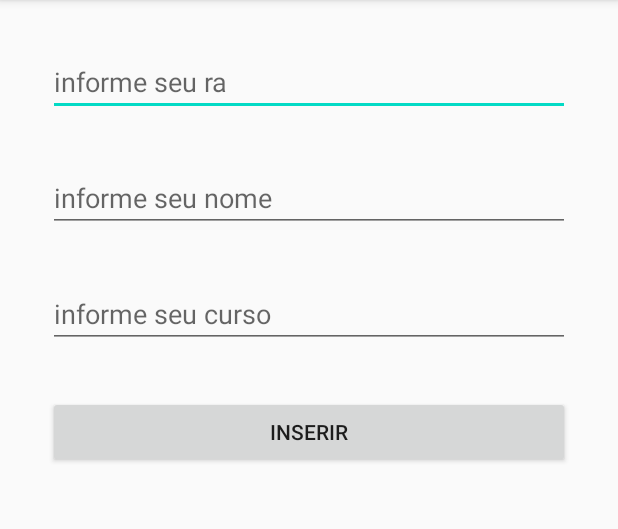
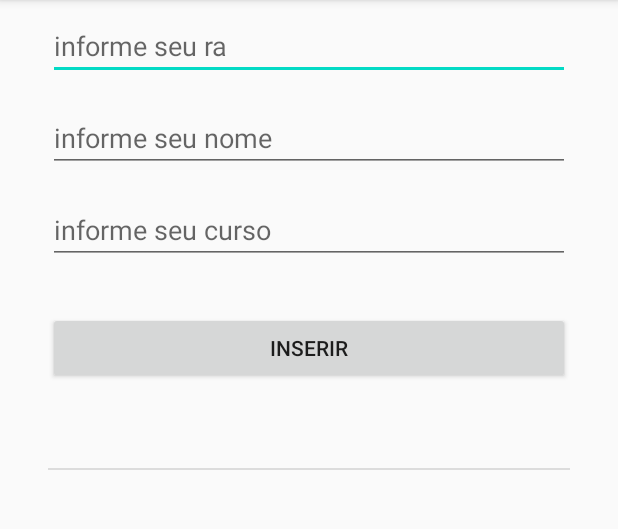
Before and after one commit to EdsonMSouza/mobile_vila_maria_noite, an Android app: the screen it shows after launch (MainActivity), after a tap on "INSERIR", on a phone screen of 412 x 824 dp, the part 84-613 px from its top. Run offline under Robolectric (Android 15) with nearby library versions, the phone set to English and light mode, and no system bars.

Commit message:
Continuação da aula do dia 22/04 finalizado em 29/04

```diff
--- a/aula_2204/app/src/main/java/com/ems/aula_2204/Aluno.java
+++ b/aula_2204/app/src/main/java/com/ems/aula_2204/Aluno.java
@@ -5,7 +5,49 @@ import java.io.Serializable;
 public class Aluno implements Serializable {
     private String ra;
     private String nome;
-    private  String curso;
+    private String curso;
 
+    public Aluno() {
+    }
 
+    // criar o método construtor
+    public Aluno(String ra, String nome, String curso) {
+        this.ra = ra;
+        this.nome = nome;
+        this.curso = curso;
+    }
+
+    // gets e sets
+    public String getRa() {
+        return ra;
+    }
+
+    public void setRa(String ra) {
+        this.ra = ra;
+    }
+
+    public String getNome() {
+        return nome;
+    }
+
+    public void setNome(String nome) {
+        this.nome = nome;
+    }
+
+    public String getCurso() {
+        return curso;
+    }
+
+    public void setCurso(String curso) {
+        this.curso = curso;
+    }
+
+    @Override
+    public String toString() {
+        return nome;
+    }
+
+    public String getDados() {
+        return ra + ", " + nome + ", " + curso;
+    }
 }
--- a/aula_2204/app/src/main/java/com/ems/aula_2204/MainActivity.java
+++ b/aula_2204/app/src/main/java/com/ems/aula_2204/MainActivity.java
@@ -4,14 +4,25 @@ import androidx.appcompat.app.AppCompatActivity;
 
 import android.os.Bundle;
 import android.view.View;
+import android.widget.AdapterView;
+import android.widget.ArrayAdapter;
 import android.widget.Button;
 import android.widget.EditText;
 import android.widget.ListView;
+import android.widget.Toast;
+
+import java.util.ArrayList;
 
 public class MainActivity extends AppCompatActivity {
     EditText ra, nome, curso;
     Button btInserir;
     ListView lvAlunos;
+
+    // variável para receber uma lista de alunos (objeto aluno)
+    ArrayList<Aluno> alunos = new ArrayList<>();
+
+    // criar uma variável para o adaptador (Adapter)
+    ArrayAdapter<Aluno> adapter;
 
     @Override
     protected void onCreate(Bundle savedInstanceState) {
@@ -24,13 +35,51 @@ public class MainActivity extends AppCompatActivity {
         btInserir = findViewById(R.id.btInserir);
         lvAlunos = findViewById(R.id.listViewAlunos);
 
+        // configurar o adapter (adaptador)
+        adapter = new ArrayAdapter<>(
+                MainActivity.this,
+                android.R.layout.simple_list_item_1,
+                alunos);
+
+        // ligar o adaptador com a lvAlunos (ListView)
+        lvAlunos.setAdapter(adapter);
+
         // configurar o botão inserir
         btInserir.setOnClickListener(new View.OnClickListener() {
             @Override
             public void onClick(View v) {
+                // vamos alimentar a lista de objetos, além do objeto aluno
+                /* este método é utilizado com os gets e sets da classe aluno
+                Aluno aluno = new Aluno();
+                aluno.setRa(ra.getText().toString());
+                aluno.setNome(nome.getText().toString());
+                aluno.setCurso(curso.getText().toString());
+                alunos.add(aluno);
+                */
 
+                alunos.add(
+                        new Aluno(
+                                ra.getText().toString(),
+                                nome.getText().toString(),
+                                curso.getText().toString()
+                        )
+                );
+
+                // avisar o adapter que os dados foram modificados
+                // ou seja, a variável "alunos" foi alterada
+                adapter.notifyDataSetChanged();
             }
         });
 
+        lvAlunos.setOnItemClickListener(new AdapterView.OnItemClickListener() {
+            @Override
+            public void onItemClick(AdapterView<?> parent, View view, int position, long id) {
+                Aluno aluno = (Aluno) lvAlunos.getItemAtPosition(position);
+                Toast.makeText(
+                        MainActivity.this,
+                        aluno.getDados(),
+                        Toast.LENGTH_SHORT).show();
+            }
+        });
     }
 }
--- a/aula_2204/app/src/main/res/layout/activity_main.xml
+++ b/aula_2204/app/src/main/res/layout/activity_main.xml
@@ -11,7 +11,7 @@
         android:layout_width="0dp"
         android:layout_height="wrap_content"
         android:layout_marginStart="32dp"
-        android:layout_marginTop="32dp"
+        android:layout_marginTop="8dp"
         android:layout_marginEnd="32dp"
         android:ems="10"
         android:hint="informe seu ra"
@@ -25,7 +25,7 @@
         android:layout_width="0dp"
         android:layout_height="wrap_content"
         android:layout_marginStart="32dp"
-        android:layout_marginTop="32dp"
+        android:layout_marginTop="16dp"
         android:layout_marginEnd="32dp"
         android:ems="10"
         android:hint="informe seu nome"
@@ -39,7 +39,7 @@
         android:layout_width="0dp"
         android:layout_height="wrap_content"
         android:layout_marginStart="32dp"
-        android:layout_marginTop="32dp"
+        android:layout_marginTop="16dp"
         android:layout_marginEnd="32dp"
         android:ems="10"
         android:hint="informe seu curso"
@@ -56,6 +56,7 @@
         android:layout_marginTop="32dp"
         android:layout_marginEnd="32dp"
         android:text="Inserir"
+        app:layout_constraintBottom_toTopOf="@+id/listViewAlunos"
         app:layout_constraintEnd_toEndOf="parent"
         app:layout_constraintStart_toStartOf="parent"
         app:layout_constraintTop_toBottomOf="@+id/editTextCurso" />
@@ -63,10 +64,12 @@
     <ListView
         android:id="@+id/listViewAlunos"
         android:layout_width="0dp"
-        android:layout_height="418dp"
+        android:layout_height="0dp"
         android:layout_marginStart="32dp"
-        android:layout_marginTop="32dp"
+        android:layout_marginTop="8dp"
         android:layout_marginEnd="32dp"
+        android:layout_marginBottom="32dp"
+        app:layout_constraintBottom_toBottomOf="parent"
         app:layout_constraintEnd_toEndOf="parent"
         app:layout_constraintStart_toStartOf="parent"
         app:layout_constraintTop_toBottomOf="@+id/btInserir" />
```
